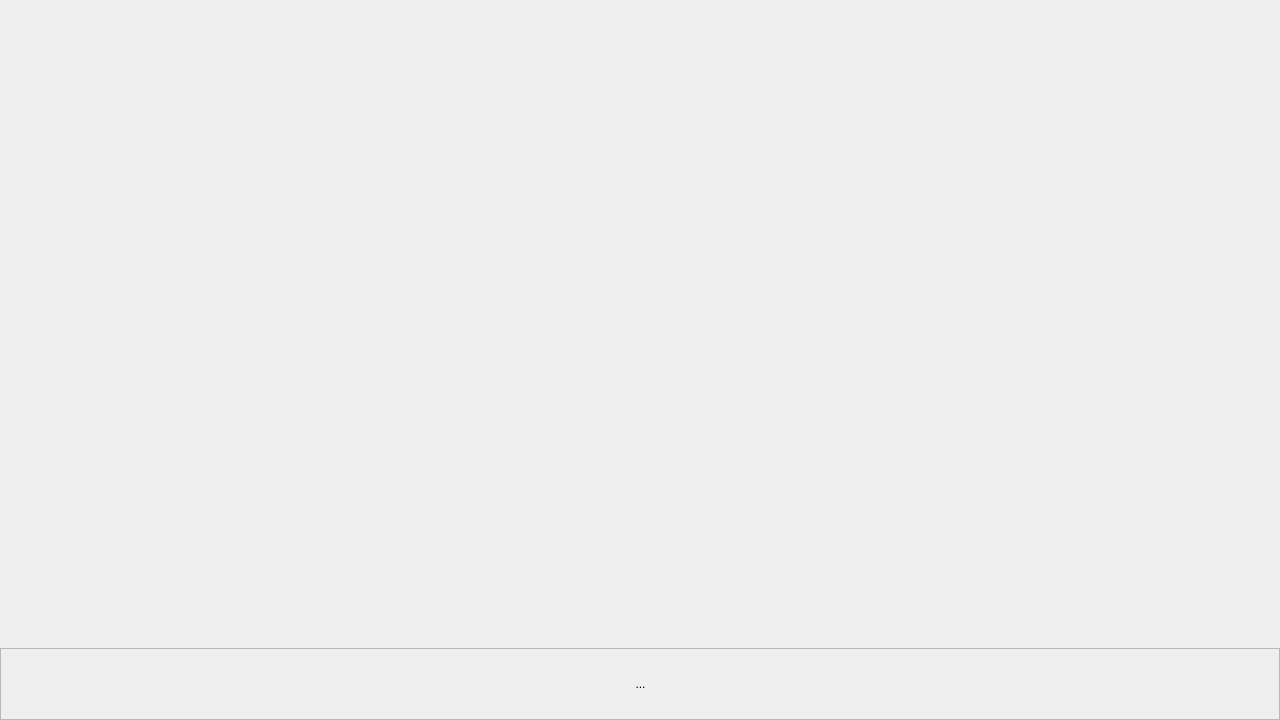
Above: gui/MainWindow.ui from lainez12/KS3 before the change. Below: the same form after it.
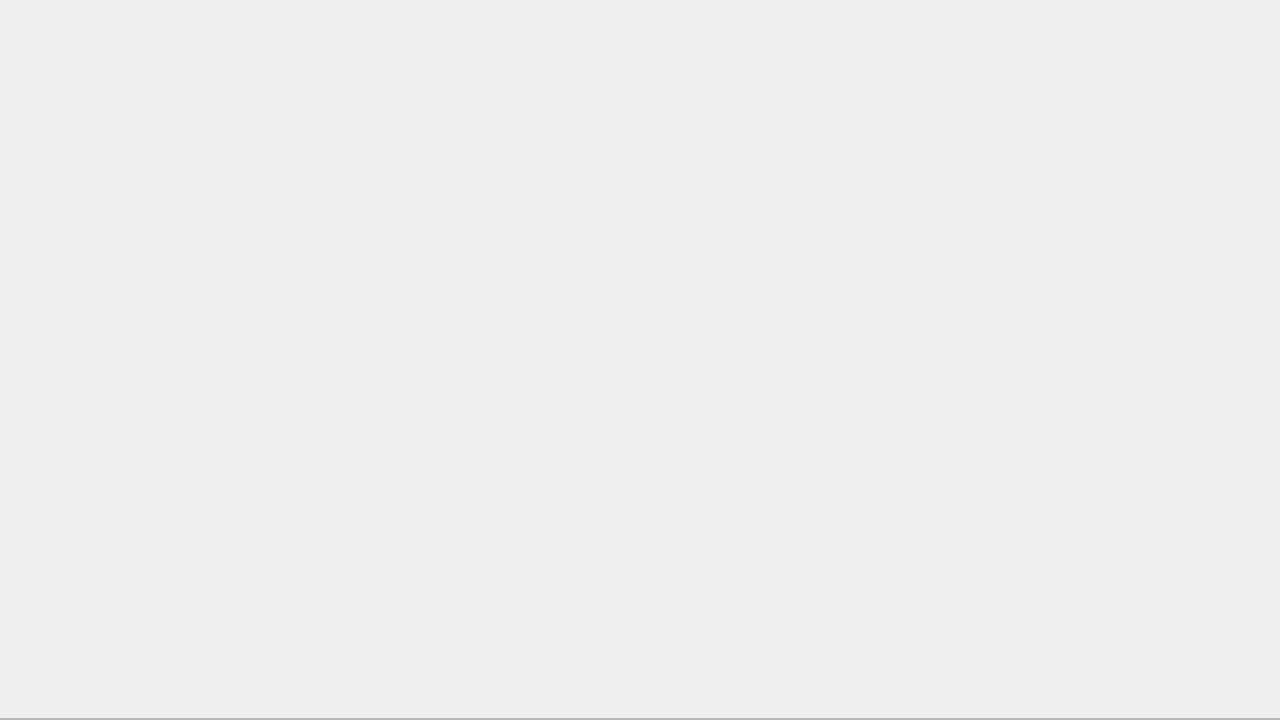
That is the form after the change. Icons and pictures are not drawn. Custom widgets are drawn as their Qt base class.

```diff
--- a/gui/MainWindow.ui
+++ b/gui/MainWindow.ui
@@ -20,7 +20,7 @@
      <verstretch>0</verstretch>
     </sizepolicy>
    </property>
-   <layout class="QVBoxLayout" name="verticalLayout" stretch="9,1">
+   <layout class="QVBoxLayout" name="verticalLayout" stretch="9,1,0">
     <property name="spacing">
      <number>0</number>
     </property>
@@ -36,6 +36,33 @@
     <property name="bottomMargin">
      <number>0</number>
     </property>
+    <item>
+     <widget class="UpBar" name="upBar" native="true">
+      <property name="maximumSize">
+       <size>
+        <width>1920</width>
+        <height>100</height>
+       </size>
+      </property>
+      <layout class="QHBoxLayout" name="horizontalLayout">
+       <property name="spacing">
+        <number>0</number>
+       </property>
+       <property name="leftMargin">
+        <number>120</number>
+       </property>
+       <property name="topMargin">
+        <number>0</number>
+       </property>
+       <property name="rightMargin">
+        <number>120</number>
+       </property>
+       <property name="bottomMargin">
+        <number>0</number>
+       </property>
+      </layout>
+     </widget>
+    </item>
     <item>
      <widget class="QStackedWidget" name="stackedWidget">
       <property name="styleSheet">
@@ -67,72 +94,6 @@
        <property name="bottomMargin">
         <number>0</number>
        </property>
-       <item>
-        <widget class="NavButton" name="settingsBtn" native="true">
-         <property name="sizePolicy">
-          <sizepolicy hsizetype="Fixed" vsizetype="Expanding">
-           <horstretch>0</horstretch>
-           <verstretch>0</verstretch>
-          </sizepolicy>
-         </property>
-        </widget>
-       </item>
-       <item>
-        <spacer name="horizontalSpacer">
-         <property name="orientation">
-          <enum>Qt::Orientation::Horizontal</enum>
-         </property>
-         <property name="sizeHint" stdset="0">
-          <size>
-           <width>0</width>
-           <height>0</height>
-          </size>
-         </property>
-        </spacer>
-       </item>
-       <item>
-        <widget class="QToolButton" name="kloeBtn">
-         <property name="styleSheet">
-          <string notr="true">border: none; background: none;</string>
-         </property>
-         <property name="text">
-          <string>...</string>
-         </property>
-         <property name="icon">
-          <iconset resource="resources.qrc">
-           <normaloff>:/icons/logoKloe.png</normaloff>:/icons/logoKloe.png</iconset>
-         </property>
-         <property name="iconSize">
-          <size>
-           <width>160</width>
-           <height>52</height>
-          </size>
-         </property>
-        </widget>
-       </item>
-       <item>
-        <spacer name="horizontalSpacer_2">
-         <property name="orientation">
-          <enum>Qt::Orientation::Horizontal</enum>
-         </property>
-         <property name="sizeHint" stdset="0">
-          <size>
-           <width>0</width>
-           <height>0</height>
-          </size>
-         </property>
-        </spacer>
-       </item>
-       <item>
-        <widget class="NavButton" name="drawerBtn" native="true">
-         <property name="sizePolicy">
-          <sizepolicy hsizetype="Fixed" vsizetype="Expanding">
-           <horstretch>0</horstretch>
-           <verstretch>0</verstretch>
-          </sizepolicy>
-         </property>
-        </widget>
-       </item>
       </layout>
      </widget>
     </item>
@@ -141,10 +102,9 @@
  </widget>
  <customwidgets>
   <customwidget>
-   <class>NavButton</class>
+   <class>UpBar</class>
    <extends>QWidget</extends>
-   <header>NavButton.h</header>
-   <container>1</container>
+   <header location="global">Views/Components/UpBar.h</header>
   </customwidget>
  </customwidgets>
  <resources>
```
